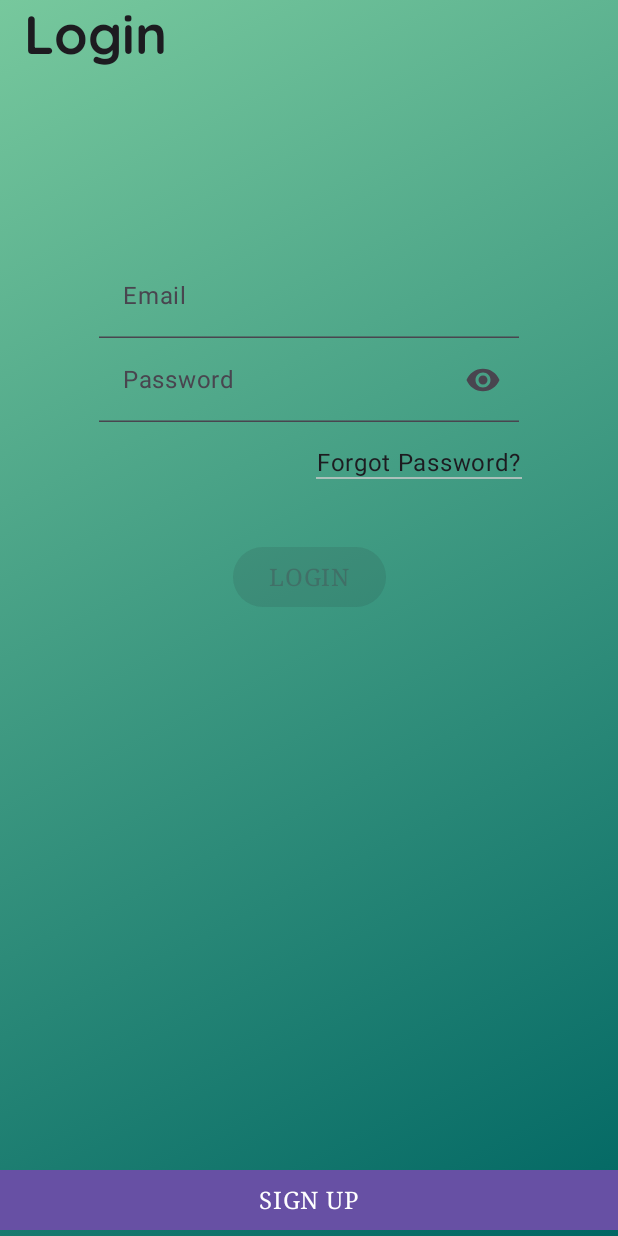
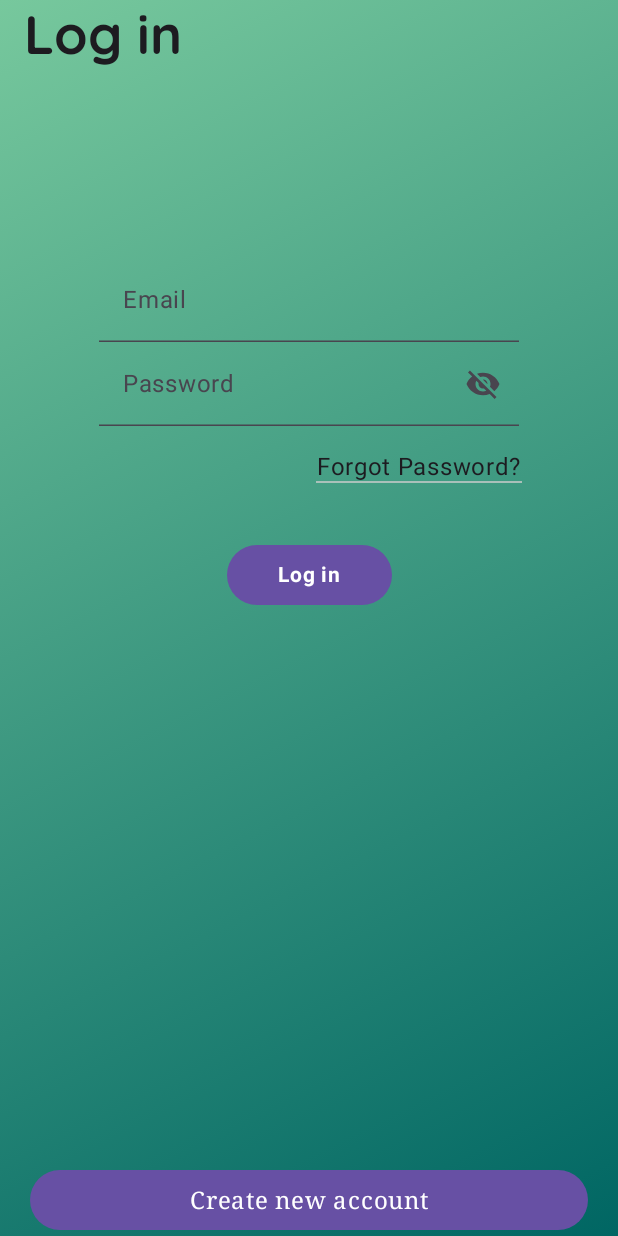
Before and after one commit to Laurennn123/smart-doorbell-mobile, an Android app built with Jetpack Compose: the screen it shows after launch (MainActivity), after a tap on "Continue", on a phone screen of 412 x 824 dp. Run offline under Robolectric (Android 15) with nearby library versions, the light colour scheme and no system bars; our stand-ins replace Firebase (no records; nobody signed in at launch, a user with empty details on screens opened directly), Room's generated code; libraries missing offline, so code that uses them is left out: androidx.camera.core, androidx.camera.view; 1 statement that could not run was skipped.

Commit message:
added progress indicator when logging in and sign up. fixed icon visibility

```diff
--- a/app/build.gradle.kts
+++ b/app/build.gradle.kts
@@ -71,6 +71,8 @@ dependencies {
     implementation(libs.java.websocket)
     implementation(libs.androidx.webkit)
     implementation(libs.androidx.storage)
+    // Work manager
+    implementation(libs.androidx.work.runtime.ktx)
     // Datastore
     implementation(libs.androidx.datastore.preferences)
     // Room
--- a/app/src/main/java/com/example/mobileapp/ui/login/LoginScreen.kt
+++ b/app/src/main/java/com/example/mobileapp/ui/login/LoginScreen.kt
@@ -10,10 +10,15 @@ import androidx.compose.foundation.layout.fillMaxSize
 import androidx.compose.foundation.layout.fillMaxWidth
 import androidx.compose.foundation.layout.height
 import androidx.compose.foundation.layout.padding
+import androidx.compose.foundation.layout.width
 import androidx.compose.foundation.shape.RoundedCornerShape
 import androidx.compose.foundation.text.KeyboardOptions
 import androidx.compose.material.icons.Icons
 import androidx.compose.material.icons.filled.RemoveRedEye
+import androidx.compose.material.icons.filled.Visibility
+import androidx.compose.material.icons.filled.VisibilityOff
+import androidx.compose.material3.Button
+import androidx.compose.material3.CircularProgressIndicator
 import androidx.compose.material3.MaterialTheme
 import androidx.compose.material3.Text
 import androidx.compose.runtime.Composable
@@ -28,6 +33,9 @@ import androidx.compose.ui.graphics.Brush
 import androidx.compose.ui.graphics.Color
 import androidx.compose.ui.res.dimensionResource
 import androidx.compose.ui.res.stringResource
+import androidx.compose.ui.text.font.FontFamily
+import androidx.compose.ui.text.font.FontStyle
+import androidx.compose.ui.text.font.FontWeight
 import androidx.compose.ui.text.input.ImeAction
 import androidx.compose.ui.text.input.PasswordVisualTransformation
 import androidx.compose.ui.text.input.VisualTransformation
@@ -59,7 +67,7 @@ fun LoginScreen(
     val loginState by loginViewModel.loginUiState.collectAsState()
     val userStatusState by loginViewModel.userState.collectAsState()
     val coroutineScope = rememberCoroutineScope()
-
+    // I will input scafold here later
     Box(
         modifier = Modifier
             .fillMaxSize()
@@ -99,11 +107,20 @@ fun LoginScreen(
                     label = stringResource(id = R.string.password),
                     visualTransformation = if(loginViewModel.isIconPassClicked) VisualTransformation.None else PasswordVisualTransformation(),
                     icon = {
-                        IconAppBar(
-                            icon = Icons.Default.RemoveRedEye,
-                            onClick = { loginViewModel.showPassword() },
-                            contentDescription = stringResource(id = R.string.password)
-                        )
+                        if(loginViewModel.isIconPassClicked) {
+                            IconAppBar(
+                                icon = Icons.Default.Visibility,
+                                onClick = { loginViewModel.showPassword() },
+                                contentDescription = stringResource(id = R.string.password)
+                            )
+                        } else {
+                            IconAppBar(
+                                icon = Icons.Default.VisibilityOff,
+                                onClick = { loginViewModel.showPassword() },
+                                contentDescription = stringResource(id = R.string.password)
+                            )
+                        }
+
                     },
                     keyboardOptions = KeyboardOptions(imeAction = ImeAction.Done)
                 )
@@ -129,26 +146,54 @@ fun LoginScreen(
                         }
                 )
                 Spacer(modifier = Modifier.height(40.dp))
-                SimpleButton(
+                Button(
                     onClick = {
-                        loginViewModel.userStatusLogIn(isUserLogIn = !userStatusState.isUserLoggedIn)
+                        loginViewModel.logInClicked()
                         coroutineScope.launch {
                             if (loginViewModel.isEmailPassRegistered()) {
-                                launch { navigateToHomeScreen(loginViewModel.getFullName()) }
+                                withContext(Dispatchers.Main) { loginViewModel.userStatusLogIn(isUserLogIn = !userStatusState.isUserLoggedIn) }
+                                // Change to local database to see it even it doesn't have wifi
+//                                launch { navigateToHomeScreen(loginViewModel.getFullName()) }
+                            } else {
+                                withContext(Dispatchers.Main) { loginViewModel.logInClicked()  }
                             }
                         }
                     },
-                    nameOfButton = stringResource(id = R.string.login).uppercase(),
                     shape = MaterialTheme.shapes.extraLarge,
-                    enabled = loginState.isEntryValid
-                )
+                    modifier = Modifier
+                        .height(40.dp)
+                        .width(110.dp)
+                ) {
+//                    Box(
+//                        contentAlignment = Alignment.Center,
+//                        modifier = Modifier.padding(horizontal = 16.dp)
+//                    ) {
+                        if (loginViewModel.isLogInClicked) {
+                            CircularProgressIndicator(
+                                modifier = Modifier.width(24.dp),
+                                color = MaterialTheme.colorScheme.secondary,
+                                trackColor = MaterialTheme.colorScheme.surfaceVariant,
+                                strokeWidth = 2.dp
+                            )
+                        } else {
+                            Text(
+                                text = stringResource(id = R.string.login),
+                                fontSize = 14.sp,
+                                fontFamily = FontFamily.Default,
+                                fontWeight = FontWeight.Bold
+                            )
+                        }
+//                    }
+                }
             }
             Spacer(modifier = Modifier.height(120.dp))
             SimpleButton(
                 onClick = onSignUpClick,
-                nameOfButton = stringResource(id = R.string.sign_up).uppercase(),
-                shape = RoundedCornerShape(0.dp),
-                modifier = Modifier.fillMaxWidth()
+                nameOfButton = stringResource(id = R.string.create_new_account),
+                shape = MaterialTheme.shapes.extraLarge,
+                modifier = Modifier
+                    .fillMaxWidth()
+                    .padding(horizontal = 20.dp)
             )
         }
     }
--- a/app/src/main/java/com/example/mobileapp/ui/login/LoginViewModel.kt
+++ b/app/src/main/java/com/example/mobileapp/ui/login/LoginViewModel.kt
@@ -50,6 +50,9 @@ class LoginViewModel(
     val loginUiState: StateFlow<LoginUiState> = _loginUiState.asStateFlow()
 
     var isIconPassClicked by mutableStateOf(false)
+        private set
+
+    var isLogInClicked by mutableStateOf(false)
         private set
 
     fun userStatusLogIn(isUserLogIn: Boolean) {
@@ -109,17 +112,15 @@ class LoginViewModel(
     }
 
     fun updateUi(loginDetails: LoginUiDetails) {
-        _loginUiState.value = LoginUiState(loginDetails = loginDetails, isEntryValid = validateInput())
+        _loginUiState.value = LoginUiState(loginDetails = loginDetails)
     }
 
     fun showPassword() {
         isIconPassClicked = !isIconPassClicked
     }
 
-    private fun validateInput():Boolean {
-        return with(loginUiState.value.loginDetails) {
-            email.isNotBlank() && password.isNotBlank()
-        }
+    fun logInClicked() {
+        isLogInClicked = !isLogInClicked
     }
 }
 
@@ -129,7 +130,6 @@ data class UserStatusState(
 
 data class LoginUiState(
     val loginDetails: LoginUiDetails = LoginUiDetails(),
-    val isEntryValid: Boolean = false,
 )
 
 data class LoginUiDetails(
--- a/app/src/main/res/values/strings.xml
+++ b/app/src/main/res/values/strings.xml
@@ -34,12 +34,12 @@
     <string name="username">Username</string>
     <string name="password">Password</string>
     <string name="sign_in">Sign In</string>
-    <string name="sign_up">Sign Up</string>
+    <string name="sign_up">Sign up</string>
     <string name="create_account">Create Account</string>
     <string name="full_name">Full name</string>
     <string name="email">Email</string>
     <string name="re_enter_password">Re-enter Password</string>
-    <string name="login">Login</string>
+    <string name="login">Log in</string>
     <string name="gender">Gender</string>
     <string name="select_date">Select Date</string>
     <string name="arrow_down">Arrow Down Gender Picker</string>
@@ -56,6 +56,7 @@
     <string name="input_contact_num">Input contact number</string>
     <string name="input_address">Input address</string>
     <string name="address">Address</string>
+    <string name="create_new_account">Create new account</string>
     <string name="contact_num">Contact number</string>
     <string name="about_us_description">Welcome to Smart Entry, your smart and secure home access solution. Our mobile application is designed to seamlessly integrate with the Smart Doorbell System, providing homeowners with real-time visitor notifications, remote door access, and advanced facial recognition technology.\n\n At Smart Entry, we prioritize security, convenience, and ease of use. Our goal is to enhance home security by allowing users to monitor and manage guest access anytime, anywhere. Whether it’s identifying visitors, unlocking the door remotely, or keeping track of entry logs, our app ensures that you stay in control of your home’s security with just a few taps.</string>
 </resources>
--- a/gradle/libs.versions.toml
+++ b/gradle/libs.versions.toml
@@ -39,6 +39,7 @@ storage = "1.5.0"
 devToolsKsp = "2.1.10-1.0.29"
 firebaseStorage = "21.0.1"
 media3CommonKtx = "1.5.1"
+workRuntimeKtx = "2.10.0"
 
 [libraries]
 androidx-core-ktx = { group = "androidx.core", name = "core-ktx", version.ref = "coreKtx" }
@@ -46,6 +47,7 @@ androidx-datastore-preferences = { module = "androidx.datastore:datastore-prefer
 androidx-navigation-compose = { module = "androidx.navigation:navigation-compose", version.ref = "navigationCompose" }
 androidx-room-runtime = { module = "androidx.room:room-runtime", version.ref = "roomRuntime" }
 androidx-webkit = { module = "androidx.webkit:webkit", version.ref = "webkit" }
+androidx-work-runtime-ktx = { module = "androidx.work:work-runtime-ktx", version.ref = "workRuntimeKtx" }
 firebase-auth = { module = "com.google.firebase:firebase-auth", version.ref = "firebaseAuth" }
 google-firebase-firestore = { module = "com.google.firebase:firebase-firestore", version.ref = "firebaseFirestore" }
 java-websocket = { module = "org.java-websocket:Java-WebSocket", version.ref = "javaWebsocket" }
```
Also changed, not shown: app/src/main/java/com/example/mobileapp/ui/sign_up/SignUpScreen.kt (+30 -7 lines), app/src/main/java/com/example/mobileapp/ui/sign_up/SignUpViewModel.kt (+7 -0 lines), 2 other files.
